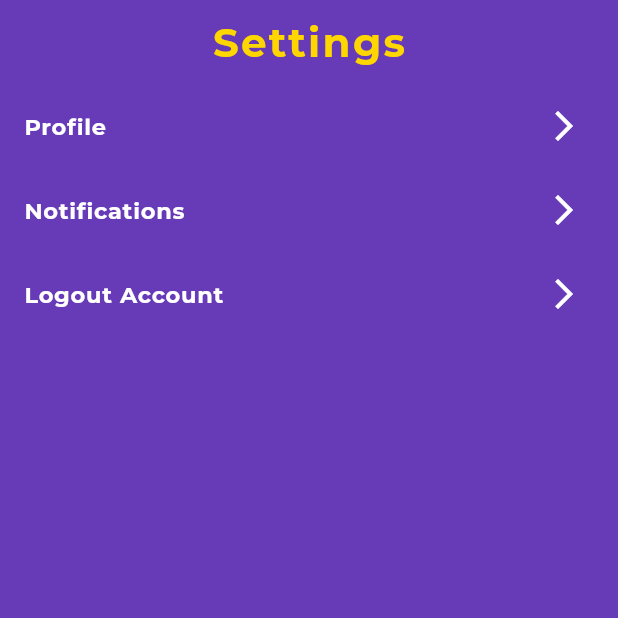
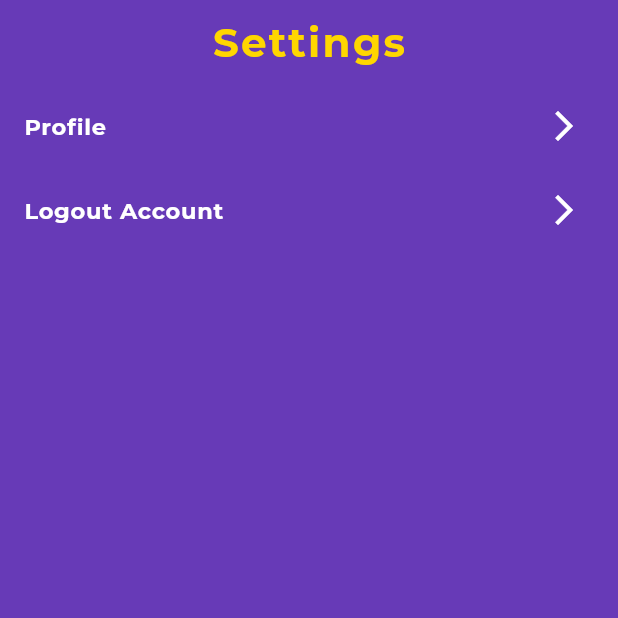
Before and after one commit to adlinzahid/SafeDrive, a Flutter app: the Settings screen opened directly, on a phone screen of 412 x 824 dp, the top half of it. Run offline on Flutter 3.47's test engine with Material 3 defaults, Android fonts, the phone set to English and light mode, and no system bars; our stand-ins replace animated_splash_screen, cloud_firestore, firebase_auth, firebase_core, firebase_database, firebase_storage and 9 more; accounts and stored records are empty; project files that could hold a hidden picture were left out.

```diff
--- a/lib/ui_screens/settings/settings.dart
+++ b/lib/ui_screens/settings/settings.dart
@@ -46,19 +46,7 @@ class _SettingsState extends State<Settings> {
                   Navigator.pushNamed(context, '/userprofile'); // route
                 },
               ),
-              ListTile(
-                title: const Text('Notifications',
-                    style: TextStyle(
-                        fontFamily: 'Montserrat',
-                        fontWeight: FontWeight.w600,
-                        fontSize: 15,
-                        color: Colors.white)),
-                trailing:
-                    const Icon(Icons.arrow_forward_ios, color: Colors.white),
-                onTap: () {
-                  Navigator.pushNamed(context, '/notifications'); // route
-                },
-              ),
+
               ListTile(
                 title: const Text('Logout Account',
                     style: TextStyle(
--- a/pubspec.yaml
+++ b/pubspec.yaml
@@ -44,7 +44,7 @@ dependencies:
   uuid: ^4.5.1
   firebase_core: ^3.10.1
   google_sign_in: ^6.2.2
-  #image_picker: ^1.1.2
+  image_picker: ^1.1.2
   firebase_database: ^11.3.1
   sensors_plus: ^6.1.1
   flutter_map: ^8.0.0
@@ -52,7 +52,7 @@ dependencies:
   location: ^8.0.0
   fluttertoast: ^8.2.10
   firebase_storage: ^12.4.1
-  image_picker: ^0.8.4+4
+  flutter_local_notifications: ^16.1.0
 
 dev_dependencies:
   flutter_test:
```
Also changed, not shown: pubspec.lock, 1 other file.
